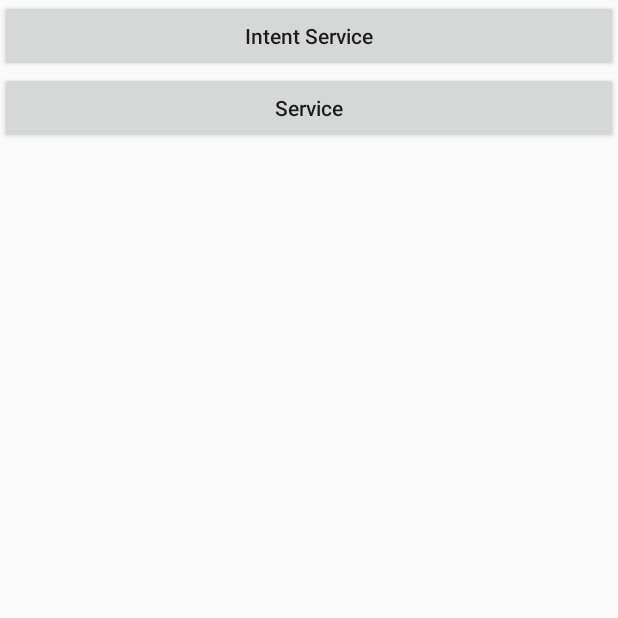
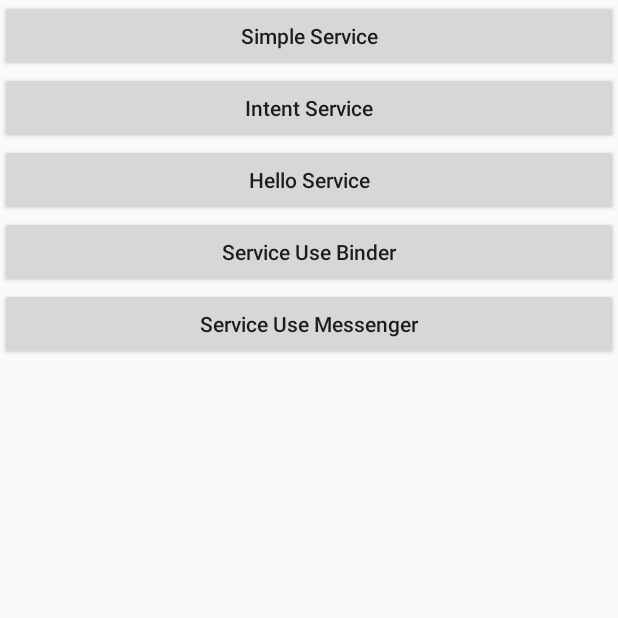
Before and after one commit to neo2470/AndroidAPIGuides, an Android app: the ServiceActivity screen opened directly, with no data from a screen before it, on a phone screen of 412 x 824 dp, the top half of it. Run offline under Robolectric (Android 15) with nearby library versions, the phone set to English and light mode, and no system bars.

Commit message:
learn service

```diff
--- a/app/src/main/AndroidManifest.xml
+++ b/app/src/main/AndroidManifest.xml
@@ -62,7 +62,11 @@
         <activity android:name=".LoaderActivity" />
         <activity android:name=".ServiceActivity" />
 
+        <service android:name="com.alex.entity.SimpleService" />
         <service android:name="com.alex.entity.IntentServiceTest" />
+        <service android:name="com.alex.entity.HelloService" />
+        <service android:name="com.alex.entity.LocalService" />
+        <service android:name="com.alex.entity.MessengerService" />
     </application>
 
 </manifest>
--- a/app/src/main/res/layout/activity_service.xml
+++ b/app/src/main/res/layout/activity_service.xml
@@ -3,6 +3,14 @@
     android:layout_width="match_parent"
     android:layout_height="match_parent"
     android:orientation="vertical">
+
+    <Button
+        android:id="@+id/simpleServiceBtn"
+        android:layout_width="match_parent"
+        android:layout_height="wrap_content"
+        android:text="Simple Service"
+        android:textAllCaps="false"
+        android:onClick="onClick"/>
 
     <Button
         android:id="@+id/intentServiceBtn"
@@ -16,7 +24,23 @@
         android:id="@+id/serviceBtn"
         android:layout_width="match_parent"
         android:layout_height="wrap_content"
-        android:text="Service"
+        android:text="Hello Service"
+        android:textAllCaps="false"
+        android:onClick="onClick"/>
+
+    <Button
+        android:id="@+id/serviceBinderBtn"
+        android:layout_width="match_parent"
+        android:layout_height="wrap_content"
+        android:text="Service Use Binder"
+        android:textAllCaps="false"
+        android:onClick="onClick"/>
+
+    <Button
+        android:id="@+id/serviceMessengerBtn"
+        android:layout_width="match_parent"
+        android:layout_height="wrap_content"
+        android:text="Service Use Messenger"
         android:textAllCaps="false"
         android:onClick="onClick"/>
 
```
Also changed, not shown: app/src/main/java/com/alex/androidapiguides/ServiceActivity.java (+113 -0 lines), app/src/main/java/com/alex/entity/HelloService.java (+12 -7 lines), app/src/main/java/com/alex/entity/LocalService.java (added, +30 -0 lines), app/src/main/java/com/alex/entity/MessengerService.java (added, +40 -0 lines), app/src/main/java/com/alex/entity/SimpleService.java (added, +37 -0 lines).
